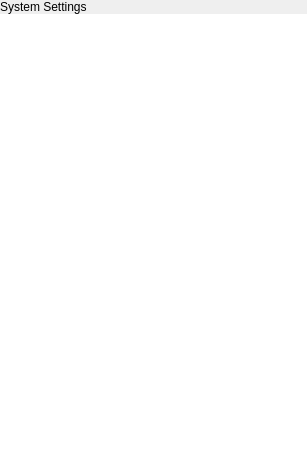
Qt form desktop/systemsettings/systemsettingsleftpane.ui (theCheeseboard/thedesk) before a commit.
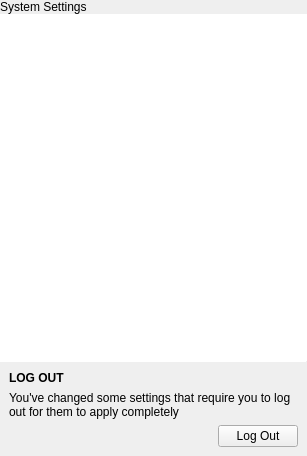
The same form after that commit. Icons and pictures are not drawn. Custom widgets are drawn as their Qt base class.

Commit message: Add defaults.conf and locale settings

Patch:
```diff
--- a/desktop/systemsettings/systemsettingsleftpane.ui
+++ b/desktop/systemsettings/systemsettingsleftpane.ui
@@ -43,6 +43,109 @@
      </property>
     </widget>
    </item>
+   <item>
+    <widget class="QWidget" name="logoutRequiredWidget" native="true">
+     <layout class="QVBoxLayout" name="verticalLayout_2">
+      <property name="spacing">
+       <number>0</number>
+      </property>
+      <property name="leftMargin">
+       <number>0</number>
+      </property>
+      <property name="topMargin">
+       <number>0</number>
+      </property>
+      <property name="rightMargin">
+       <number>0</number>
+      </property>
+      <property name="bottomMargin">
+       <number>0</number>
+      </property>
+      <item>
+       <widget class="Line" name="line">
+        <property name="maximumSize">
+         <size>
+          <width>16777215</width>
+          <height>1</height>
+         </size>
+        </property>
+        <property name="orientation">
+         <enum>Qt::Horizontal</enum>
+        </property>
+       </widget>
+      </item>
+      <item>
+       <layout class="QVBoxLayout" name="verticalLayout_3">
+        <property name="spacing">
+         <number>6</number>
+        </property>
+        <property name="leftMargin">
+         <number>9</number>
+        </property>
+        <property name="topMargin">
+         <number>9</number>
+        </property>
+        <property name="rightMargin">
+         <number>9</number>
+        </property>
+        <property name="bottomMargin">
+         <number>9</number>
+        </property>
+        <item>
+         <widget class="QLabel" name="label">
+          <property name="font">
+           <font>
+            <weight>75</weight>
+            <bold>true</bold>
+           </font>
+          </property>
+          <property name="text">
+           <string>LOG OUT</string>
+          </property>
+         </widget>
+        </item>
+        <item>
+         <widget class="QLabel" name="label_2">
+          <property name="text">
+           <string>You've changed some settings that require you to log out for them to apply completely</string>
+          </property>
+          <property name="wordWrap">
+           <bool>true</bool>
+          </property>
+         </widget>
+        </item>
+        <item>
+         <layout class="QHBoxLayout" name="horizontalLayout">
+          <item>
+           <spacer name="horizontalSpacer">
+            <property name="orientation">
+             <enum>Qt::Horizontal</enum>
+            </property>
+            <property name="sizeHint" stdset="0">
+             <size>
+              <width>40</width>
+              <height>20</height>
+             </size>
+            </property>
+           </spacer>
+          </item>
+          <item>
+           <widget class="QPushButton" name="logoutButton">
+            <property name="text">
+             <string>Log Out</string>
+            </property>
+            <property name="icon">
+             <iconset theme="system-log-out"/>
+            </property>
+           </widget>
+          </item>
+         </layout>
+        </item>
+       </layout>
+      </item>
+     </layout>
+    </widget>
+   </item>
   </layout>
  </widget>
  <customwidgets>
```
The commit also changes 355 other files.
